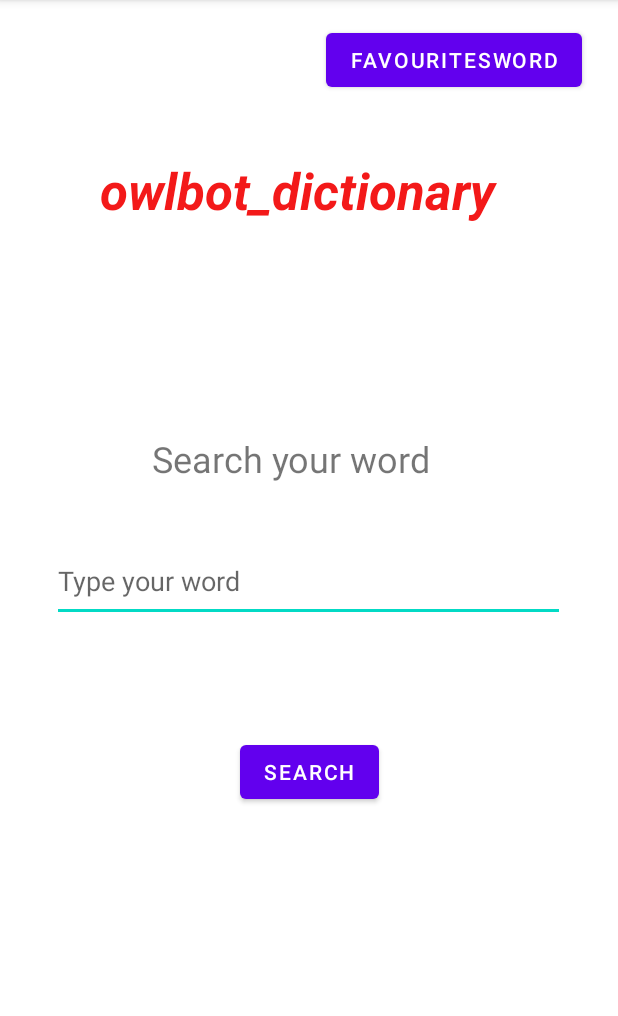
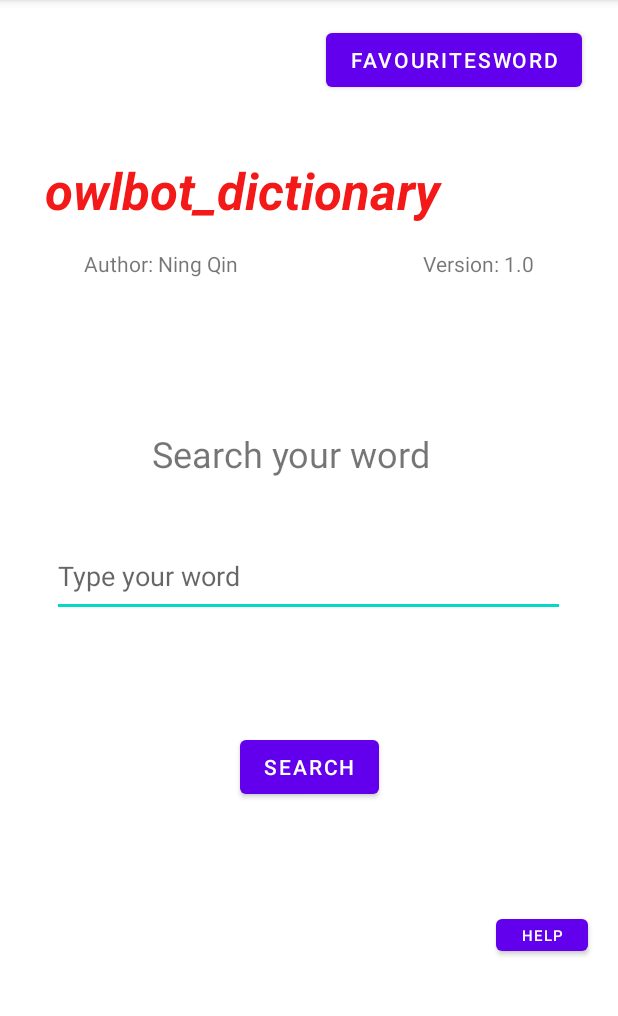
Before and after one commit to NickQin5517/CST_2335_Mobile_Final_Project, an Android app: the OwlbotActivity screen opened directly, with no data from a screen before it, on a phone screen of 412 x 824 dp, the part 84-1100 px from its top. Run offline under Robolectric (Android 15) with nearby library versions, the phone set to English and light mode, and no system bars.

Commit message:
update Ning Qin owlbot dictionary version 2, finished parts of requirements.

```diff
--- a/app/src/main/java/algonquin/cst2335/cst_2335_mobile_final_project/FavouritesList.java
+++ b/app/src/main/java/algonquin/cst2335/cst_2335_mobile_final_project/FavouritesList.java
@@ -31,7 +31,6 @@ public class FavouritesList extends AppCompatActivity {
     public void userClickedMessage(WordListFragment.Word word, int position) {
 
         FavouritesWDFragment wdFragment = new FavouritesWDFragment(word, position);
-
         FragmentManager fMgr = getSupportFragmentManager();
         FragmentTransaction tx = fMgr.beginTransaction();
         tx.add(R.id.fragmentWord,wdFragment);
--- a/app/src/main/java/algonquin/cst2335/cst_2335_mobile_final_project/FavouritesListFragment.java
+++ b/app/src/main/java/algonquin/cst2335/cst_2335_mobile_final_project/FavouritesListFragment.java
@@ -41,9 +41,6 @@ public class FavouritesListFragment extends Fragment {
         theAdapter = new MyChatAdapter();
         wordList.setAdapter(theAdapter);
 
-//        delete  = wordLayout.findViewById(R.id.myrsecondecycler);
-
-        wordList.setAdapter(theAdapter);
         wordList.setLayoutManager(new LinearLayoutManager(getContext(),LinearLayoutManager.VERTICAL, false));
 
         MyOpenHelper opener = new MyOpenHelper( getContext() );
--- a/app/src/main/java/algonquin/cst2335/cst_2335_mobile_final_project/OwlbotActivity.java
+++ b/app/src/main/java/algonquin/cst2335/cst_2335_mobile_final_project/OwlbotActivity.java
@@ -9,6 +9,7 @@ import android.widget.Button;
 import android.widget.EditText;
 import android.widget.Toast;
 
+import androidx.appcompat.app.AlertDialog;
 import androidx.appcompat.app.AppCompatActivity;
 
 public class OwlbotActivity extends AppCompatActivity {
@@ -48,6 +49,19 @@ public class OwlbotActivity extends AppCompatActivity {
 
         });
 
+        Button helpbtn = findViewById(R.id.helpbutton);
+        helpbtn.setOnClickListener( click -> {
+
+            AlertDialog.Builder builder = new AlertDialog.Builder( this);
+            builder.setMessage("1. Please enter the word that you want to search in the search bar.\n"+
+                    "2. You can click the each words displayed in the result page to see the details including pronunciation and definition.\n "+
+                    "3. You can click \"ADD\" button to add the word to favourite's word list.")
+                    .setTitle("Help Instructions")
+                    .setNegativeButton("CLOSE", (dislog, cl) -> {}).create().show();;
+
+
+        });
+
 
         SharedPreferences prefs = getSharedPreferences("MyData", Context.MODE_PRIVATE);
         String previous = prefs.getString("searchedWord","");
--- a/app/src/main/res/layout/owlbot_main.xml
+++ b/app/src/main/res/layout/owlbot_main.xml
@@ -9,10 +9,10 @@
 
     <TextView
         android:id="@+id/titleView"
-        android:layout_width="265dp"
-        android:layout_height="53dp"
+        android:layout_width="346dp"
+        android:layout_height="50dp"
         android:layout_marginTop="104dp"
-        android:text="owlbot_dictionary"
+        android:text="@string/owlbot_dictionary"
         android:textColor="#F31919"
         android:textSize="34sp"
         android:textStyle="bold|italic"
@@ -26,7 +26,7 @@
         android:layout_width="208dp"
         android:layout_height="35dp"
         android:layout_marginTop="132dp"
-        android:text="Search your word"
+        android:text="@string/search_your_word"
         android:textSize="24sp"
         app:layout_constraintEnd_toEndOf="parent"
         app:layout_constraintHorizontal_bias="0.497"
@@ -35,7 +35,7 @@
 
     <EditText
         android:id="@+id/searchedit"
-        android:hint="Type your word"
+        android:hint="@string/type_your_word"
         android:layout_width="342dp"
         android:layout_height="54dp"
         android:layout_marginTop="36dp"
@@ -49,7 +49,7 @@
         android:layout_width="wrap_content"
         android:layout_height="wrap_content"
         android:layout_marginTop="76dp"
-        android:text="search"
+        android:text="@string/search"
         app:layout_constraintEnd_toEndOf="parent"
         app:layout_constraintStart_toStartOf="parent"
         app:layout_constraintTop_toBottomOf="@+id/searchedit" />
@@ -60,9 +60,40 @@
         android:layout_height="wrap_content"
         android:layout_marginEnd="24dp"
         android:layout_marginBottom="40dp"
-        android:text="FAVOURITESWORD"
+        android:text="@string/favouritesword"
 
         app:layout_constraintBottom_toTopOf="@+id/titleView"
         app:layout_constraintEnd_toEndOf="parent" />
 
+    <TextView
+        android:id="@+id/textView"
+        android:layout_width="wrap_content"
+        android:layout_height="wrap_content"
+        android:layout_marginStart="56dp"
+        android:layout_marginTop="12dp"
+        android:text="@string/author_ning_qin"
+        app:layout_constraintStart_toStartOf="parent"
+        app:layout_constraintTop_toBottomOf="@+id/titleView" />
+
+    <TextView
+        android:id="@+id/textView3"
+        android:layout_width="wrap_content"
+        android:layout_height="wrap_content"
+        android:layout_marginTop="12dp"
+        android:layout_marginEnd="56dp"
+        android:text="@string/version_1_0"
+        app:layout_constraintEnd_toEndOf="parent"
+        app:layout_constraintTop_toBottomOf="@+id/titleView" />
+
+    <Button
+        android:id="@+id/helpbutton"
+        android:layout_width="61dp"
+        android:layout_height="33dp"
+        android:layout_marginEnd="20dp"
+        android:layout_marginBottom="128dp"
+        android:text="@string/help"
+        android:textSize="10sp"
+        app:layout_constraintBottom_toBottomOf="parent"
+        app:layout_constraintEnd_toEndOf="parent" />
+
 </androidx.constraintlayout.widget.ConstraintLayout>
--- a/app/src/main/res/layout/search_results_layout.xml
+++ b/app/src/main/res/layout/search_results_layout.xml
@@ -23,7 +23,7 @@
         android:layout_width="wrap_content"
         android:layout_height="wrap_content"
         android:layout_marginTop="28dp"
-        android:text="search"
+        android:text="@string/search"
         app:layout_constraintEnd_toEndOf="parent"
         app:layout_constraintHorizontal_bias="0.555"
         app:layout_constraintStart_toEndOf="@+id/searchedittwo"
@@ -31,8 +31,8 @@
 
     <androidx.recyclerview.widget.RecyclerView
         android:id="@+id/myrecycler"
-        android:layout_width="368dp"
-        android:layout_height="551dp"
+        android:layout_width="365dp"
+        android:layout_height="424dp"
         android:layout_marginTop="32dp"
         app:layout_constraintBottom_toBottomOf="parent"
         app:layout_constraintEnd_toEndOf="parent"
--- a/app/src/main/res/values/strings.xml
+++ b/app/src/main/res/values/strings.xml
@@ -1,10 +1,23 @@
 <resources>
     <string name="app_name">CST_2335_Mobile_Final_Project</string>
-    <string name="owlbot_dictionary" />
-    <string name="search_your_word" />
-    <string name="search" />
+
+
     <string name="searchbar" />
     <string name="wordnameview" />
     <string name="worddefinitionview" />
     <string name="pronunciationview" />
+    <string name="word_name_goes_here">Word name goes here</string>
+    <string name="pronunciation_goes_here">pronunciation goes here</string>
+    <string name="definition_goes_here">definition goes here</string>
+    <string name="add">ADD</string>
+    <string name="close">CLOSE</string>
+    <string name="delete">DELETE</string>
+    <string name="search">search</string>
+    <string name="owlbot_dictionary">owlbot_dictionary</string>
+    <string name="search_your_word">Search your word</string>
+    <string name="type_your_word">Type your word</string>
+    <string name="favouritesword">FAVOURITESWORD</string>
+    <string name="author_ning_qin">Author: Ning Qin</string>
+    <string name="version_1_0">Version: 1.0</string>
+    <string name="help">HELP</string>
 </resources>
```
Also changed, not shown: app/src/main/java/algonquin/cst2335/cst_2335_mobile_final_project/WordListFragment.java (+23 -9 lines), app/src/main/res/layout/details_layout.xml (+5 -5 lines), app/src/main/res/layout/favouritesdetail_layout.xml (+6 -6 lines), 1 other file.
